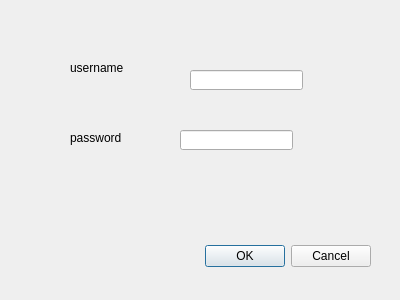
The window that ui/userpwdialog.ui (hidog/HiGit) describes before a commit, drawn with Qt 5.
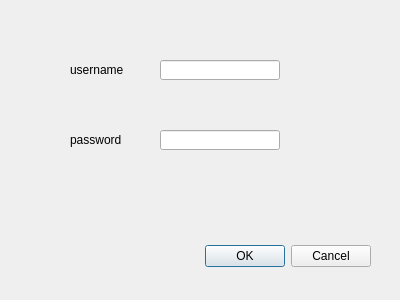
The same window after the commit.

Patch:
```diff
--- a/ui/userpwdialog.ui
+++ b/ui/userpwdialog.ui
@@ -34,8 +34,8 @@
     <rect>
      <x>70</x>
      <y>60</y>
-     <width>71</width>
-     <height>16</height>
+     <width>70</width>
+     <height>20</height>
     </rect>
    </property>
    <property name="text">
@@ -47,8 +47,8 @@
     <rect>
      <x>70</x>
      <y>130</y>
-     <width>61</width>
-     <height>16</height>
+     <width>70</width>
+     <height>20</height>
     </rect>
    </property>
    <property name="text">
@@ -58,9 +58,9 @@
   <widget class="QLineEdit" name="usernameLEdit">
    <property name="geometry">
     <rect>
-     <x>190</x>
-     <y>70</y>
-     <width>113</width>
+     <x>160</x>
+     <y>60</y>
+     <width>120</width>
      <height>20</height>
     </rect>
    </property>
@@ -68,9 +68,9 @@
   <widget class="QLineEdit" name="passwordLEdit">
    <property name="geometry">
     <rect>
-     <x>180</x>
+     <x>160</x>
      <y>130</y>
-     <width>113</width>
+     <width>120</width>
      <height>20</height>
     </rect>
    </property>
```
